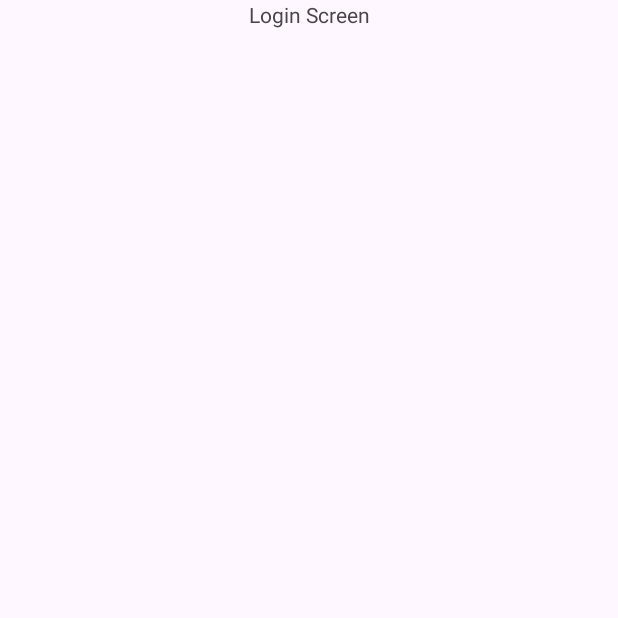
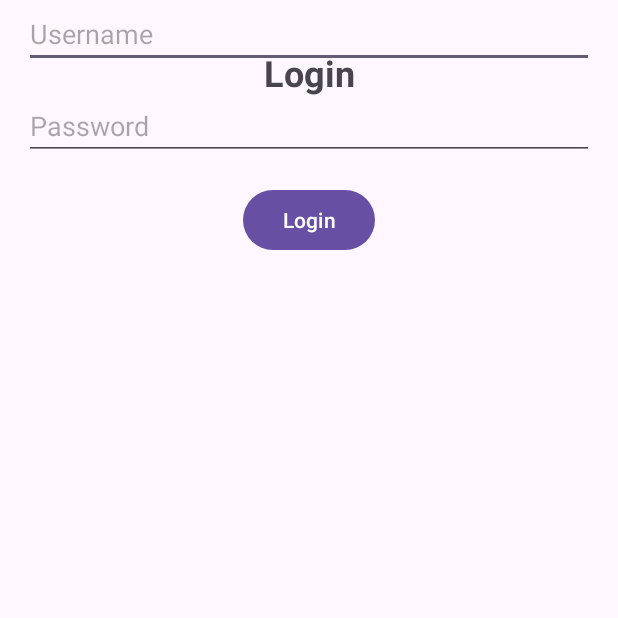
Before and after one commit to OzzieMunoz/Project2, an Android app: the LoginActivity screen opened directly, with no data from a screen before it, on a phone screen of 412 x 824 dp, the top half of it. Before the commit the part shown is almost empty. Run offline under Robolectric (Android 15) with nearby library versions, the phone set to English and light mode, and no system bars.

Commit message:
Added login functionality

```diff
--- a/app/src/main/java/com/example/bullshit/LoginActivity.java
+++ b/app/src/main/java/com/example/bullshit/LoginActivity.java
@@ -1,6 +1,12 @@
 package com.example.bullshit;
 
+import android.content.Intent;
 import android.os.Bundle;
+import android.view.View;
+import android.widget.Button;
+import android.widget.EditText;
+import android.widget.Toast;
+
 import androidx.appcompat.app.AppCompatActivity;
 
 public class LoginActivity extends AppCompatActivity {
@@ -9,6 +15,23 @@ public class LoginActivity extends AppCompatActivity {
     protected void onCreate(Bundle savedInstanceState) {
         super.onCreate(savedInstanceState);
         setContentView(R.layout.activity_login);
-        // Add login functionality later
+
+        EditText usernameInput = findViewById(R.id.usernameInput);
+        EditText passwordInput = findViewById(R.id.passwordInput);
+        Button loginButton = findViewById(R.id.loginSubmitButton);
+
+        loginButton.setOnClickListener(new View.OnClickListener() {
+            @Override
+            public void onClick(View v) {
+                String username = usernameInput.getText().toString();
+                String password = passwordInput.getText().toString();
+
+                if (username.equals("testuser1") && password.equals("testuser1")) {
+                    Toast.makeText(LoginActivity.this, "Login successful", Toast.LENGTH_SHORT).show();
+                } else {
+                    Toast.makeText(LoginActivity.this, "Invalid credentials", Toast.LENGTH_SHORT).show();
+                }
+            }
+        });
     }
 }
--- a/app/src/main/res/layout/activity_login.xml
+++ b/app/src/main/res/layout/activity_login.xml
@@ -1,4 +1,3 @@
-<?xml version="1.0" encoding="utf-8"?>
 <androidx.constraintlayout.widget.ConstraintLayout
     xmlns:android="http://schemas.android.com/apk/res/android"
     xmlns:app="http://schemas.android.com/apk/res-auto"
@@ -10,8 +9,43 @@
     <TextView
         android:layout_width="wrap_content"
         android:layout_height="wrap_content"
-        android:text="Login Screen"
+        android:text="Login"
+        android:textSize="24sp"
+        android:textStyle="bold"
         app:layout_constraintTop_toTopOf="parent"
         app:layout_constraintStart_toStartOf="parent"
-        app:layout_constraintEnd_toEndOf="parent" />
+        app:layout_constraintEnd_toEndOf="parent"
+        android:layout_marginTop="32dp" />
+
+    <EditText
+        android:id="@+id/usernameInput"
+        android:layout_width="0dp"
+        android:layout_height="wrap_content"
+        android:hint="Username"
+        android:inputType="text"
+        app:layout_constraintTop_toBottomOf="@+id/loginTitle"
+        app:layout_constraintStart_toStartOf="parent"
+        app:layout_constraintEnd_toEndOf="parent"
+        android:layout_margin="16dp" />
+
+    <EditText
+        android:id="@+id/passwordInput"
+        android:layout_width="0dp"
+        android:layout_height="wrap_content"
+        android:hint="Password"
+        android:inputType="textPassword"
+        app:layout_constraintTop_toBottomOf="@id/usernameInput"
+        app:layout_constraintStart_toStartOf="parent"
+        app:layout_constraintEnd_toEndOf="parent"
+        android:layout_margin="16dp" />
+
+    <Button
+        android:id="@+id/loginSubmitButton"
+        android:layout_width="wrap_content"
+        android:layout_height="wrap_content"
+        android:text="Login"
+        app:layout_constraintTop_toBottomOf="@id/passwordInput"
+        app:layout_constraintStart_toStartOf="parent"
+        app:layout_constraintEnd_toEndOf="parent"
+        android:layout_marginTop="16dp" />
 </androidx.constraintlayout.widget.ConstraintLayout>
```
